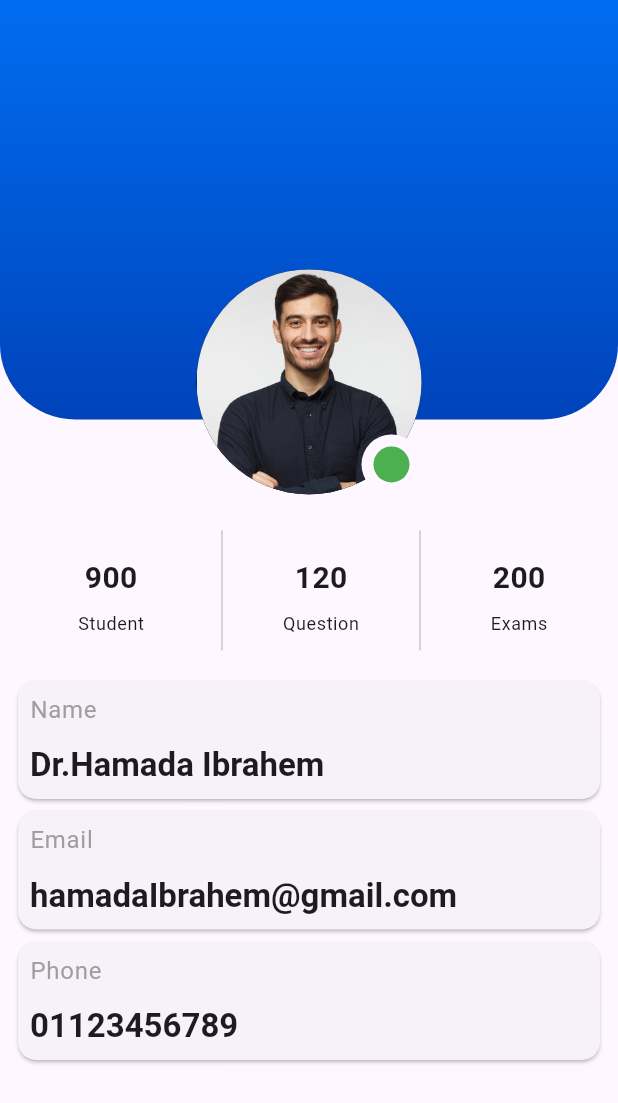
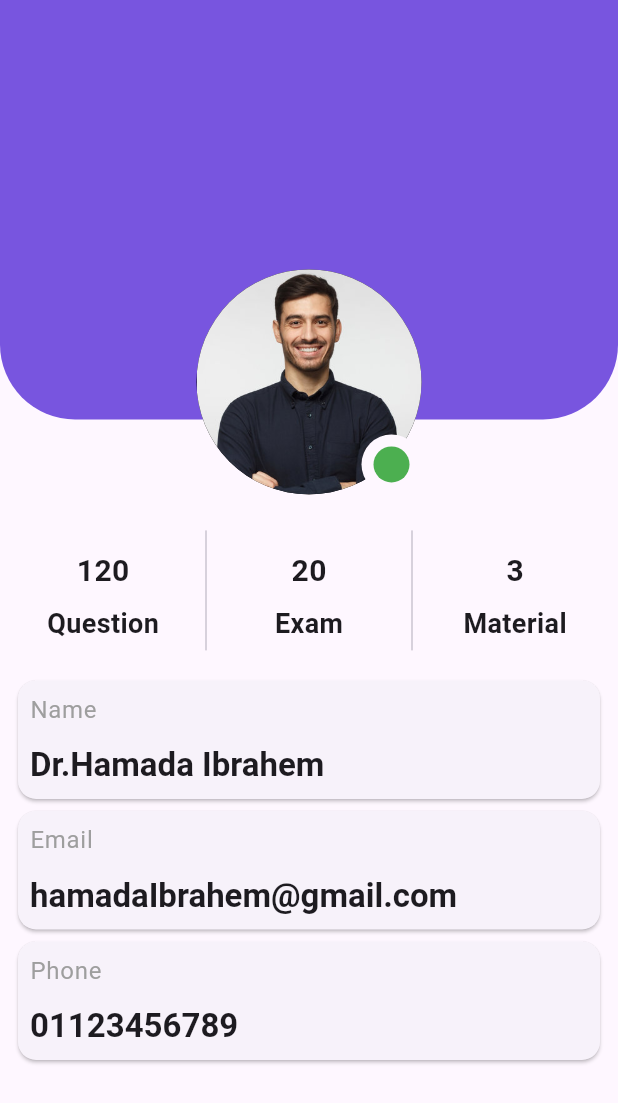
Before and after one commit to Abdallah-Abdalmonem/Correcting-System, a Flutter app: the ProfileScreen screen opened by its route, on a phone screen of 412 x 824 dp. Shown: the top 1103 px of the screen. Run offline on Flutter 3.47's test engine with Material 3 defaults, Android fonts, the phone set to English and light mode, and no system bars; our stand-ins replace bloc, carousel_slider, flutter_bloc, flutter_rating_bar, fluttertoast, shared_preferences; accounts and stored records are empty.

Commit message:
Refactor Profile screen

```diff
--- a/lib/features/profile/views/profile_screen.dart
+++ b/lib/features/profile/views/profile_screen.dart
@@ -1,4 +1,8 @@
+import 'package:correcting_system/features/profile/views/widgets/custom_profileinfo_row.dart';
 import 'package:flutter/material.dart';
+
+import 'widgets/custom_image_profile.dart';
+import 'widgets/custom_information_body.dart';
 
 class ProfileScreen extends StatelessWidget {
   const ProfileScreen({Key? key}) : super(key: key);
@@ -8,7 +12,7 @@ class ProfileScreen extends StatelessWidget {
     return Scaffold(
       body: Column(
         children: [
-          const Expanded(flex: 2, child: _TopPortion()),
+          const Expanded(flex: 2, child: CustomImageProfile()),
           Expanded(
             flex: 3,
             child: Padding(
@@ -16,9 +20,9 @@ class ProfileScreen extends StatelessWidget {
               child: Column(
                 children: [
                   const SizedBox(height: 16),
-                  const _ProfileInfoRow(),
+                  const CustomProfileInfoRow(),
                   const SizedBox(height: 16),
-                  InformationBody(),
+                  CustomInformationBody(),
                 ],
               ),
             ),
@@ -28,164 +32,3 @@ class ProfileScreen extends StatelessWidget {
     );
   }
 }
-
-class InformationBody extends StatelessWidget {
-  InformationBody({
-    super.key,
-  });
-  List<String> _listLabels = ['Name', 'Email', "Phone"];
-  List<String> _listInformation = [
-    'Dr.Hamada Ibrahem',
-    'hamadaIbrahem@gmail.com',
-    "01123456789"
-  ];
-  @override
-  Widget build(BuildContext context) {
-    return ListView.builder(
-      shrinkWrap: true,
-      itemCount: _listLabels.length,
-      itemBuilder: (context, index) => Card(
-        child: Align(
-          alignment: AlignmentDirectional.centerStart,
-          child: Padding(
-            padding: const EdgeInsets.all(8.0),
-            child: Column(
-              crossAxisAlignment: CrossAxisAlignment.start,
-              children: [
-                Text(
-                  "${_listLabels[index]}",
-                  style: Theme.of(context).textTheme.bodyLarge!.copyWith(
-                        color: Colors.grey,
-                      ),
-                ),
-                const SizedBox(height: 11),
-                Text(
-                  "${_listInformation[index]}",
-                  style: Theme.of(context)
-                      .textTheme
-                      .titleLarge
-                      ?.copyWith(fontWeight: FontWeight.bold),
-                ),
-              ],
-            ),
-          ),
-        ),
-      ),
-    );
-  }
-}
-
-class _ProfileInfoRow extends StatelessWidget {
-  const _ProfileInfoRow({Key? key}) : super(key: key);
-
-  final List<ProfileInfoItem> _items = const [
-    ProfileInfoItem("Student", 900),
-    ProfileInfoItem("Question", 120),
-    ProfileInfoItem("Exams", 200),
-  ];
-
-  @override
-  Widget build(BuildContext context) {
-    return Container(
-      height: 80,
-      constraints: const BoxConstraints(maxWidth: 400),
-      child: Row(
-        mainAxisAlignment: MainAxisAlignment.spaceEvenly,
-        children: _items
-            .map((item) => Expanded(
-                    child: Row(
-                  children: [
-                    if (_items.indexOf(item) != 0) const VerticalDivider(),
-                    Expanded(child: _singleItem(context, item)),
-                  ],
-                )))
-            .toList(),
-      ),
-    );
-  }
-
-  Widget _singleItem(BuildContext context, ProfileInfoItem item) => Column(
-        mainAxisAlignment: MainAxisAlignment.center,
-        children: [
-          Padding(
-            padding: const EdgeInsets.all(8.0),
-            child: Text(
-              item.value.toString(),
-              style: const TextStyle(
-                fontWeight: FontWeight.bold,
-                fontSize: 20,
-              ),
-            ),
-          ),
-          Text(
-            item.title,
-            style: Theme.of(context).textTheme.caption,
-          )
-        ],
-      );
-}
-
-class ProfileInfoItem {
-  final String title;
-  final int value;
-  const ProfileInfoItem(this.title, this.value);
-}
-
-class _TopPortion extends StatelessWidget {
-  const _TopPortion({Key? key}) : super(key: key);
-
-  @override
-  Widget build(BuildContext context) {
-    return Stack(
-      fit: StackFit.expand,
-      children: [
-        Container(
-          margin: const EdgeInsets.only(bottom: 50),
-          decoration: const BoxDecoration(
-              gradient: LinearGradient(
-                  begin: Alignment.bottomCenter,
-                  end: Alignment.topCenter,
-                  colors: [Color(0xff0043ba), Color(0xff006df1)]),
-              borderRadius: BorderRadius.only(
-                bottomLeft: Radius.circular(50),
-                bottomRight: Radius.circular(50),
-              )),
-        ),
-        Align(
-          alignment: Alignment.bottomCenter,
-          child: SizedBox(
-            width: 150,
-            height: 150,
-            child: Stack(
-              fit: StackFit.expand,
-              children: [
-                Container(
-                  decoration: const BoxDecoration(
-                    color: Colors.black,
-                    shape: BoxShape.circle,
-                    image: DecorationImage(
-                        fit: BoxFit.cover,
-                        image: AssetImage('assets/images/person_image.jpg')),
-                  ),
-                ),
-                Positioned(
-                  bottom: 0,
-                  right: 0,
-                  child: CircleAvatar(
-                    radius: 20,
-                    backgroundColor: Theme.of(context).scaffoldBackgroundColor,
-                    child: Container(
-                      margin: const EdgeInsets.all(8.0),
-                      decoration: const BoxDecoration(
-                          color: Colors.green, shape: BoxShape.circle),
-                    ),
-                  ),
-                ),
-              ],
-            ),
-          ),
-        )
-      ],
-    );
-  }
-}
--- /dev/null
+++ b/lib/features/profile/views/widgets/custom_image_profile.dart
@@ -0,0 +1,59 @@
+import 'package:flutter/material.dart';
+
+import '../../../../constant/app_colors.dart';
+
+class CustomImageProfile extends StatelessWidget {
+  const CustomImageProfile({Key? key}) : super(key: key);
+
+  @override
+  Widget build(BuildContext context) {
+    return Stack(
+      fit: StackFit.expand,
+      children: [
+        Container(
+          margin: const EdgeInsets.only(bottom: 50),
+          decoration: const BoxDecoration(
+              color: AppColors.PrimaryColor,
+              borderRadius: BorderRadius.only(
+                bottomLeft: Radius.circular(50),
+                bottomRight: Radius.circular(50),
+              )),
+        ),
+        Align(
+          alignment: Alignment.bottomCenter,
+          child: SizedBox(
+            width: 150,
+            height: 150,
+            child: Stack(
+              fit: StackFit.expand,
+              children: [
+                Container(
+                  decoration: const BoxDecoration(
+                    color: Colors.black,
+                    shape: BoxShape.circle,
+                    image: DecorationImage(
+                        fit: BoxFit.cover,
+                        image: AssetImage('assets/images/person_image.jpg')),
+                  ),
+                ),
+                Positioned(
+                  bottom: 0,
+                  right: 0,
+                  child: CircleAvatar(
+                    radius: 20,
+                    backgroundColor: Theme.of(context).scaffoldBackgroundColor,
+                    child: Container(
+                      margin: const EdgeInsets.all(8.0),
+                      decoration: const BoxDecoration(
+                          color: Colors.green, shape: BoxShape.circle),
+                    ),
+                  ),
+                ),
+              ],
+            ),
+          ),
+        )
+      ],
+    );
+  }
+}
--- /dev/null
+++ b/lib/features/profile/views/widgets/custom_information_body.dart
@@ -0,0 +1,47 @@
+import 'package:flutter/material.dart';
+
+class CustomInformationBody extends StatelessWidget {
+  CustomInformationBody({
+    super.key,
+  });
+  List<String> _listLabels = ['Name', 'Email', "Phone"];
+  List<String> _listInformation = [
+    'Dr.Hamada Ibrahem',
+    'hamadaIbrahem@gmail.com',
+    "01123456789"
+  ];
+  @override
+  Widget build(BuildContext context) {
+    return ListView.builder(
+      shrinkWrap: true,
+      itemCount: _listLabels.length,
+      itemBuilder: (context, index) => Card(
+        child: Align(
+          alignment: AlignmentDirectional.centerStart,
+          child: Padding(
+            padding: const EdgeInsets.all(8.0),
+            child: Column(
+              crossAxisAlignment: CrossAxisAlignment.start,
+              children: [
+                Text(
+                  "${_listLabels[index]}",
+                  style: Theme.of(context).textTheme.bodyLarge!.copyWith(
+                        color: Colors.grey,
+                      ),
+                ),
+                const SizedBox(height: 11),
+                Text(
+                  "${_listInformation[index]}",
+                  style: Theme.of(context)
+                      .textTheme
+                      .titleLarge
+                      ?.copyWith(fontWeight: FontWeight.bold),
+                ),
+              ],
+            ),
+          ),
+        ),
+      ),
+    );
+  }
+}
--- /dev/null
+++ b/lib/features/profile/views/widgets/custom_profileinfo_row.dart
@@ -0,0 +1,59 @@
+import 'package:flutter/material.dart';
+
+class CustomProfileInfoRow extends StatelessWidget {
+  const CustomProfileInfoRow({Key? key}) : super(key: key);
+
+  @override
+  Widget build(BuildContext context) {
+    return Container(
+      height: 80,
+      constraints: const BoxConstraints(maxWidth: 400),
+      child: Row(mainAxisAlignment: MainAxisAlignment.spaceEvenly, children: [
+        Expanded(
+          child: Row(
+            children: [
+              Expanded(
+                child: _singleItem(
+                  title: 'Question',
+                  value: 120,
+                ),
+              ),
+              const VerticalDivider(),
+              Expanded(
+                child: _singleItem(
+                  title: 'Exam',
+                  value: 20,
+                ),
+              ),
+              const VerticalDivider(),
+              Expanded(
+                child: _singleItem(
+                  title: 'Material',
+                  value: 3,
+                ),
+              ),
+            ],
+          ),
+        ),
+      ]),
+    );
+  }
+
+  Widget _singleItem({required String title, required int value}) => Column(
+        mainAxisAlignment: MainAxisAlignment.center,
+        children: [
+          Padding(
+            padding: const EdgeInsets.all(8.0),
+            child: Text(
+              value.toString(),
+              style: const TextStyle(
+                fontWeight: FontWeight.bold,
+                fontSize: 20,
+              ),
+            ),
+          ),
+          Text(title,
+              style: TextStyle(fontSize: 18, fontWeight: FontWeight.bold))
+        ],
+      );
+}
```
